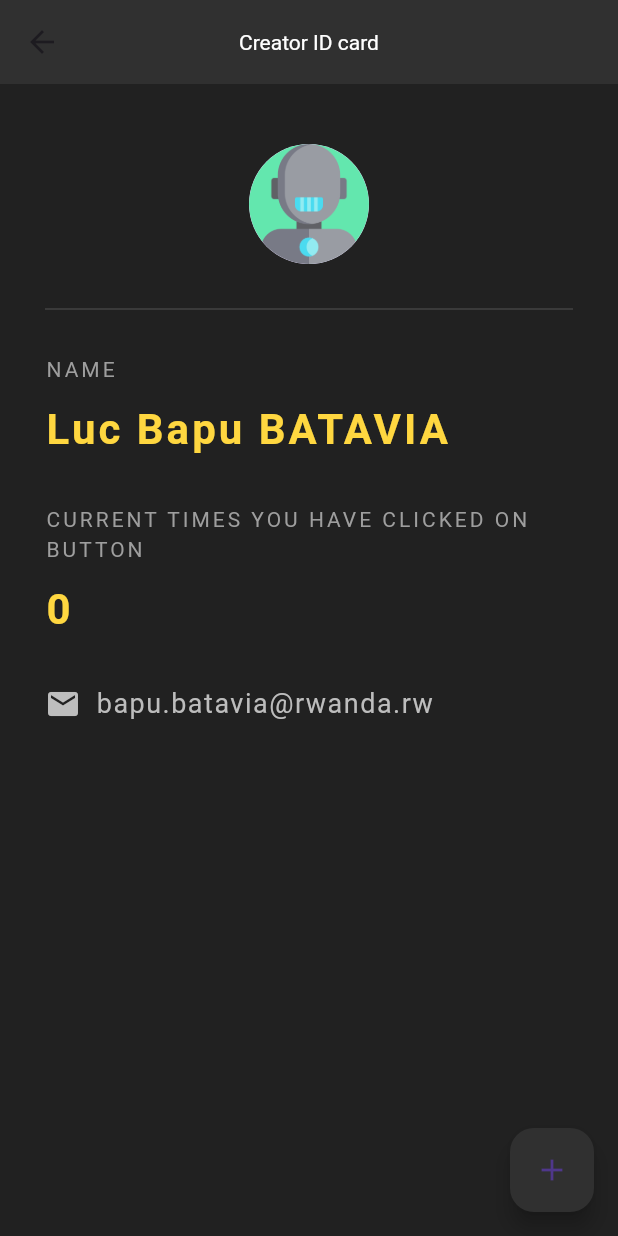
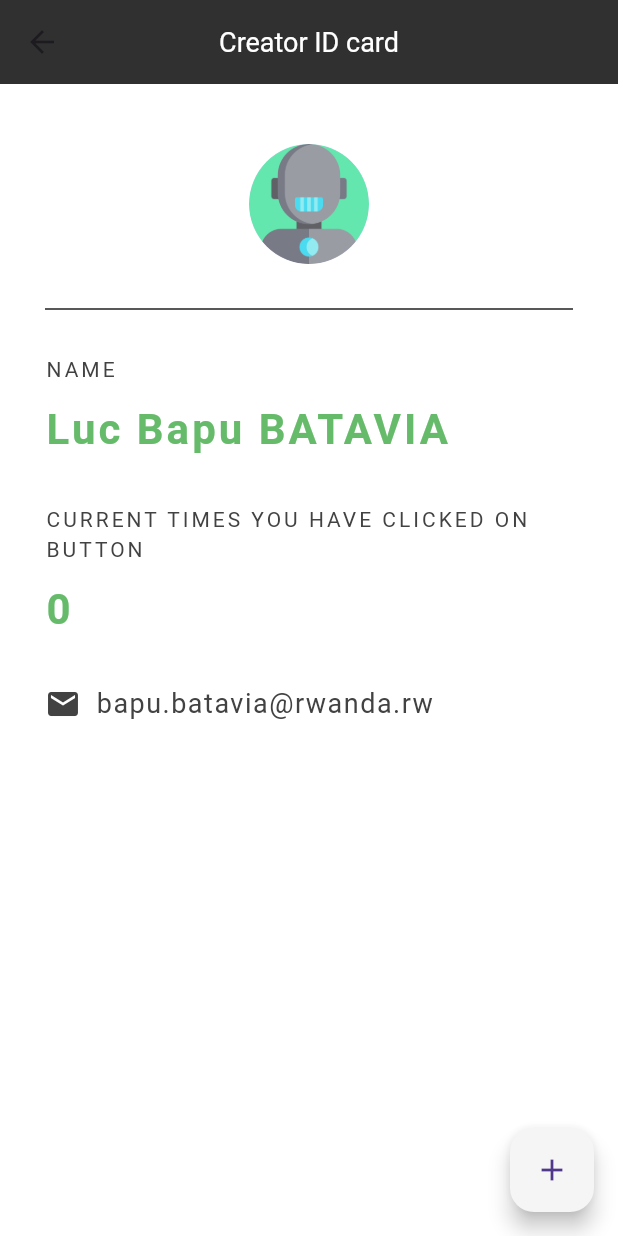
Before and after one commit to bapubatavia/IpsumTabs, a Flutter app: the AboutUs screen opened directly, on a phone screen of 412 x 824 dp. Run offline on Flutter 3.47's test engine with Material 3 defaults, Android fonts, the phone set to English and light mode, and no system bars.

Commit message:
Updated styles

```diff
--- a/lib/pages/about_us.dart
+++ b/lib/pages/about_us.dart
@@ -25,9 +25,9 @@ class _AboutUsState extends State<AboutUs> {
   @override
   Widget build(BuildContext context){
     return Scaffold(
-      backgroundColor: Colors.grey[900],
+      backgroundColor: Colors.white,
       appBar:  AppBar(
-        title: const Text('Creator ID card'),
+        title: const Text('Creator ID card', style: TextStyle(fontSize: 18.0),),
         centerTitle: true,
         backgroundColor: Colors.grey[850],
         titleTextStyle: const TextStyle(color: Colors.white),
@@ -39,7 +39,7 @@ class _AboutUsState extends State<AboutUs> {
             clickCounter += 1;
           });
         },
-        backgroundColor: Colors.grey[850],
+        backgroundColor: Colors.grey[100],
         child: const Icon(Icons.add),),
       body: Padding(
         padding: const EdgeInsets.fromLTRB(30.0, 40.0, 30.0, 0.0),
@@ -54,12 +54,12 @@ class _AboutUsState extends State<AboutUs> {
             ),
             Divider(
               height: 60.0,
-              color: Colors.grey[800],
+              color: Colors.grey[900],
             ),
-            const Text(
+            Text(
               'NAME',
               style: TextStyle(
-                color: Colors.grey,
+                color: Colors.grey[800],
                 letterSpacing: 2.0,
               )
             ),
@@ -67,17 +67,17 @@ class _AboutUsState extends State<AboutUs> {
             Text(
               'Luc Bapu BATAVIA',
               style: TextStyle(
-                color: Colors.amberAccent[200],
+                color: Colors.green[400],
                 letterSpacing: 2.0,
                 fontSize: 28.0,
                 fontWeight: FontWeight.bold
               )
             ),
             const SizedBox(height: 30.0),
-            const Text(
+            Text(
               'CURRENT TIMES YOU HAVE CLICKED ON BUTTON',
               style: TextStyle(
-                color: Colors.grey,
+                color: Colors.grey[800],
                 letterSpacing: 2.0,
               )
             ),
@@ -85,7 +85,7 @@ class _AboutUsState extends State<AboutUs> {
             Text(
               '$clickCounter',
               style: TextStyle(
-                color: Colors.amberAccent[200],
+                color: Colors.green[400],
                 letterSpacing: 2.0,
                 fontSize: 28.0,
                 fontWeight: FontWeight.bold
@@ -96,13 +96,13 @@ class _AboutUsState extends State<AboutUs> {
               children: <Widget>[
                 Icon(
                   Icons.email,
-                  color: Colors.grey[400],
+                  color: Colors.grey[800],
                 ),
                 const SizedBox(width: 10.0),
                 Text(
                   'bapu.batavia@rwanda.rw',
                   style: TextStyle(
-                    color: Colors.grey[400],
+                    color: Colors.grey[800],
                     fontSize: 18.0,
                     letterSpacing: 1.0,
                   )
```
Also changed, not shown: lib/homepage.dart (+20 -9 lines).
